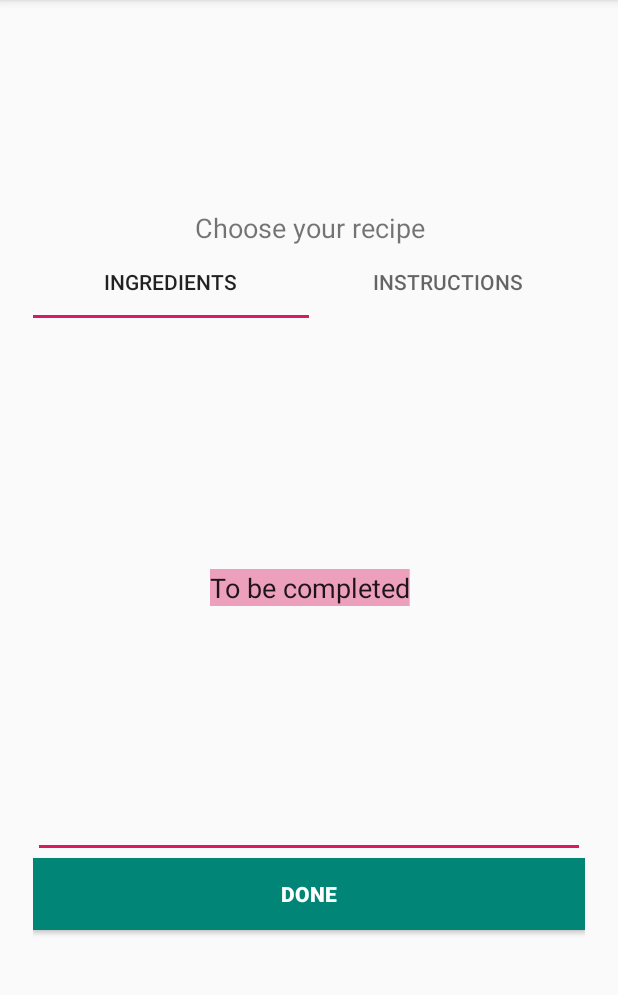
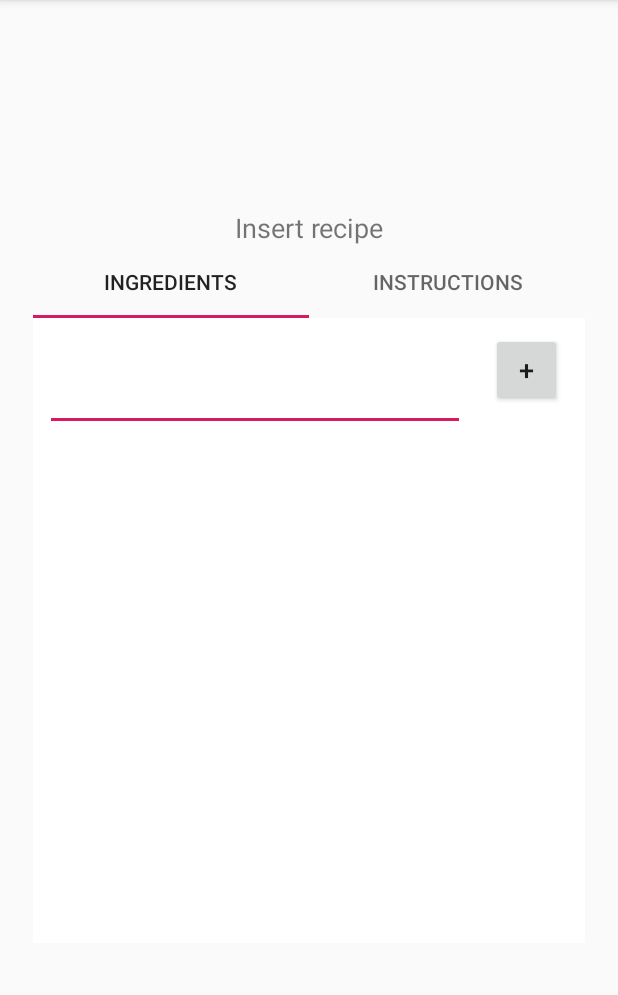
Before and after one commit to andreiluca96/PictureRecipeAlignment, an Android app: the RecipeSelectionMenuActivity screen opened directly, with no data from a screen before it, on a phone screen of 412 x 824 dp, the part 84-1079 px from its top. Run offline under Robolectric (Android 15) with nearby library versions, the phone set to English and light mode, and no system bars.

Commit message:
Added tab functionality and TDD development

```diff
--- a/frontend/app/build.gradle
+++ b/frontend/app/build.gradle
@@ -25,9 +25,13 @@ dependencies {
     implementation fileTree(dir: 'libs', include: ['*.jar'])
     implementation 'com.android.support:appcompat-v7:27.1.1'
     implementation 'com.android.support.constraint:constraint-layout:1.1.3'
+    implementation 'com.android.support:support-v4:27.1.1'
     testImplementation 'junit:junit:4.12'
     androidTestImplementation 'com.android.support.test:runner:1.0.2'
+    androidTestImplementation 'com.android.support.test:rules:1.0.2'
     androidTestImplementation 'com.android.support.test.espresso:espresso-core:3.0.2'
     implementation 'com.android.support:recyclerview-v7:27.1.1'
     implementation 'com.android.support:design:27.1.1'
+    androidTestImplementation 'com.21buttons:fragment-test-rule:1.1.0'
+    debugImplementation 'com.21buttons:fragment-test-rule-extras:1.1.0'
 }
--- /dev/null
+++ b/frontend/app/src/main/java/com/example/lucaandrei/picturerecipealignment/RecipeFragmentPageAdapter.java
@@ -0,0 +1,49 @@
+package com.example.lucaandrei.picturerecipealignment;
+
+
+import android.content.Context;
+import android.support.v4.app.Fragment;
+import android.support.v4.app.FragmentManager;
+import android.support.v4.app.FragmentPagerAdapter;
+
+import com.example.lucaandrei.picturerecipealignment.tabs.IngredientsFragment;
+import com.example.lucaandrei.picturerecipealignment.tabs.InstructionsFragment;
+
+public class RecipeFragmentPageAdapter extends FragmentPagerAdapter {
+
+    private Context mContext;
+
+    public RecipeFragmentPageAdapter(Context context, FragmentManager fm) {
+        super(fm);
+        mContext = context;
+    }
+
+    // This determines the fragment for each tab
+    @Override
+    public Fragment getItem(int position) {
+        if (position == 1)
+            return new InstructionsFragment();
+        return new IngredientsFragment();
+    }
+
+    // This determines the number of tabs
+    @Override
+    public int getCount(){
+        return 2;
+    }
+
+    // This determines the title for each tab
+    @Override
+    public CharSequence getPageTitle(int position) {
+        // Generate title based on item position
+        switch (position) {
+            case 0:
+                return "Ingredients";
+            case 1:
+                return "Instructions";
+            default:
+                return null;
+        }
+    }
+
+}
--- a/frontend/app/src/main/java/com/example/lucaandrei/picturerecipealignment/RecipeSelectionMenuActivity.java
+++ b/frontend/app/src/main/java/com/example/lucaandrei/picturerecipealignment/RecipeSelectionMenuActivity.java
@@ -1,7 +1,10 @@
 package com.example.lucaandrei.picturerecipealignment;
 
 import android.os.Bundle;
+import android.support.design.widget.TabLayout;
+import android.support.v4.view.ViewPager;
 import android.support.v7.app.AppCompatActivity;
+
 
 public class RecipeSelectionMenuActivity extends AppCompatActivity {
     @Override
@@ -9,5 +12,19 @@ public class RecipeSelectionMenuActivity extends AppCompatActivity {
         super.onCreate(savedInstanceState);
         setContentView(R.layout.activity_ingredients_selection_menu);
 
+        // find the view pager that will allow the user to swipe between fragments
+        ViewPager viewPager = (ViewPager) findViewById(R.id.viewpager);
+
+        // create an adapter that knows which fragment should be shown on each page
+        RecipeFragmentPageAdapter adapter = new RecipeFragmentPageAdapter(this, getSupportFragmentManager());
+
+        // set the adapter onto the view pager
+        viewPager.setAdapter(adapter);
+
+        // give the TabLayout the ViewPager
+        TabLayout tabLayout = (TabLayout) findViewById(R.id.sliding_tabs);
+        tabLayout.setupWithViewPager(viewPager);
+
+
     }
 }
--- /dev/null
+++ b/frontend/app/src/main/java/com/example/lucaandrei/picturerecipealignment/tabs/IngredientsFragment.java
@@ -0,0 +1,67 @@
+package com.example.lucaandrei.picturerecipealignment.tabs;
+
+import android.app.Activity;
+import android.os.Bundle;
+import android.support.annotation.Nullable;
+import android.support.v4.app.Fragment;
+import android.view.LayoutInflater;
+import android.view.View;
+import android.view.ViewGroup;
+import android.widget.ArrayAdapter;
+import android.widget.Button;
+import android.widget.EditText;
+import android.widget.ListView;
+
+import com.example.lucaandrei.picturerecipealignment.R;
+
+import java.util.ArrayList;
+
+public class IngredientsFragment extends Fragment {
+
+    public IngredientsFragment() {
+        // Required empty public constructor
+
+    }
+
+    @Override
+    public void onActivityCreated(@Nullable Bundle savedInstanceState) {
+        super.onActivityCreated(savedInstanceState);
+        // get ingredients list
+        final ListView list = (ListView)this.getActivity().findViewById(R.id.ingredients_list);
+
+        final ArrayList<String> products = new ArrayList<String>();
+        final ArrayAdapter<String> itemsAdapter =
+                new ArrayAdapter<String>(this.getActivity(), android.R.layout.simple_list_item_1, products);
+        list.setAdapter(itemsAdapter);
+
+        Button add = this.getActivity().findViewById(R.id.add_ingredient);
+
+        final Activity act = this.getActivity();
+
+        add.setOnClickListener(new View.OnClickListener() {
+            @Override
+            public void onClick(View view) {
+                //get the ingredient from input field
+                EditText addIngredientComponent = act.findViewById(R.id.ingredient_input);
+                String ingredient = addIngredientComponent.getText().toString();
+
+                //add the new ingredient to list view
+                products.add(ingredient);
+
+                //reset input
+                addIngredientComponent.setText("");
+
+                itemsAdapter.notifyDataSetChanged();
+            }
+        });
+    }
+
+    @Override
+    public View onCreateView(LayoutInflater inflater, ViewGroup container, Bundle savedInstanceState) {
+        View rootView = inflater.inflate(R.layout.fragment_ingredients, container, false);
+
+        return rootView;
+    }
+
+
+}
--- /dev/null
+++ b/frontend/app/src/main/java/com/example/lucaandrei/picturerecipealignment/tabs/InstructionsFragment.java
@@ -0,0 +1,30 @@
+package com.example.lucaandrei.picturerecipealignment.tabs;
+
+
+import android.os.Bundle;
+import android.support.v4.app.Fragment;
+import android.view.LayoutInflater;
+import android.view.View;
+import android.view.ViewGroup;
+import android.widget.TextView;
+
+import com.example.lucaandrei.picturerecipealignment.R;
+
+/**
+ * A simple {@link Fragment} subclass.
+ */
+public class InstructionsFragment extends Fragment {
+
+
+    public InstructionsFragment() {
+        // Required empty public constructor
+    }
+
+
+    @Override
+    public View onCreateView(LayoutInflater inflater, ViewGroup container, Bundle savedInstanceState) {
+        View rootView = inflater.inflate(R.layout.fragment_instructions, container, false);
+        return rootView;
+    }
+
+}
--- a/frontend/app/src/main/res/layout/activity_ingredients_selection_menu.xml
+++ b/frontend/app/src/main/res/layout/activity_ingredients_selection_menu.xml
@@ -23,36 +23,21 @@
             android:id="@+id/textView5"
             android:layout_width="match_parent"
             android:layout_height="wrap_content"
-            android:text="Choose your recipe"
+            android:text="Insert recipe"
             android:textAlignment="center"
             android:textSize="18sp" />
 
         <android.support.design.widget.TabLayout
+            android:id="@+id/sliding_tabs"
             android:layout_width="match_parent"
-            android:layout_height="wrap_content">
+            android:layout_height="wrap_content"
+            app:tabMode="fixed" />
 
-            <android.support.design.widget.TabItem
-                android:layout_width="wrap_content"
-                android:layout_height="wrap_content"
-                android:text="Ingredients" />
-
-            <android.support.design.widget.TabItem
-                android:layout_width="wrap_content"
-                android:layout_height="wrap_content"
-                android:text="Instructions" />
-
-        </android.support.design.widget.TabLayout>
-
-        <EditText
-            android:id="@+id/editText"
+        <android.support.v4.view.ViewPager
+            android:id="@+id/viewpager"
             android:layout_width="match_parent"
-            android:layout_height="360dp"
-            android:ems="10"
-            android:inputType="textMultiLine"
-            android:selectAllOnFocus="true"
-            android:singleLine="false"
-            android:text="To be completed"
-            android:textAlignment="center" />
+            android:layout_height="match_parent"
+            android:background="@android:color/white" />
 
         <Button
             android:id="@+id/button9"
--- /dev/null
+++ b/frontend/app/src/main/res/layout/fragment_ingredients.xml
@@ -0,0 +1,56 @@
+<FrameLayout xmlns:android="http://schemas.android.com/apk/res/android"
+    xmlns:app="http://schemas.android.com/apk/res-auto"
+    xmlns:tools="http://schemas.android.com/tools"
+    android:layout_width="match_parent"
+    android:layout_height="match_parent"
+    tools:context="com.example.lucaandrei.picturerecipealignment.tabs.IngredientsFragment"
+    >
+
+    <!-- TODO: Update blank fragment layout -->
+
+    <android.support.constraint.ConstraintLayout
+        android:layout_width="match_parent"
+        android:layout_height="match_parent">
+
+        <EditText
+            android:id="@+id/ingredient_input"
+            android:layout_width="280dp"
+            android:layout_height="67dp"
+            android:layout_marginStart="8dp"
+            android:layout_marginTop="8dp"
+            android:ems="10"
+            android:inputType="textPersonName"
+            app:layout_constraintStart_toStartOf="parent"
+            app:layout_constraintTop_toTopOf="parent" />
+
+        <ListView
+            android:id="@+id/ingredients_list"
+            android:layout_width="368dp"
+            android:layout_height="357dp"
+            android:layout_marginBottom="4dp"
+            android:layout_marginEnd="8dp"
+            android:layout_marginStart="8dp"
+            android:layout_marginTop="8dp"
+            app:layout_constraintBottom_toBottomOf="parent"
+            app:layout_constraintEnd_toEndOf="parent"
+            app:layout_constraintHorizontal_bias="0.0"
+            app:layout_constraintStart_toStartOf="parent"
+            app:layout_constraintTop_toBottomOf="@+id/ingredient_input" />
+
+        <Button
+            android:id="@+id/add_ingredient"
+            android:layout_width="47dp"
+            android:layout_height="49dp"
+            android:layout_marginBottom="8dp"
+            android:layout_marginEnd="8dp"
+            android:layout_marginStart="8dp"
+            android:layout_marginTop="8dp"
+            android:text="+"
+            android:textSize="18sp"
+            app:layout_constraintBottom_toTopOf="@+id/ingredients_list"
+            app:layout_constraintEnd_toEndOf="parent"
+            app:layout_constraintHorizontal_bias="0.566"
+            app:layout_constraintStart_toEndOf="@+id/ingredient_input"
+            app:layout_constraintTop_toTopOf="parent" />
+    </android.support.constraint.ConstraintLayout>
+</FrameLayout>
--- /dev/null
+++ b/frontend/app/src/main/res/layout/fragment_instructions.xml
@@ -0,0 +1,5 @@
+<?xml version="1.0" encoding="utf-8"?>
+<FrameLayout xmlns:android="http://schemas.android.com/apk/res/android"
+    android:layout_width="match_parent" android:layout_height="match_parent">
+
+</FrameLayout>
```
Also changed, not shown: 1 other file.
